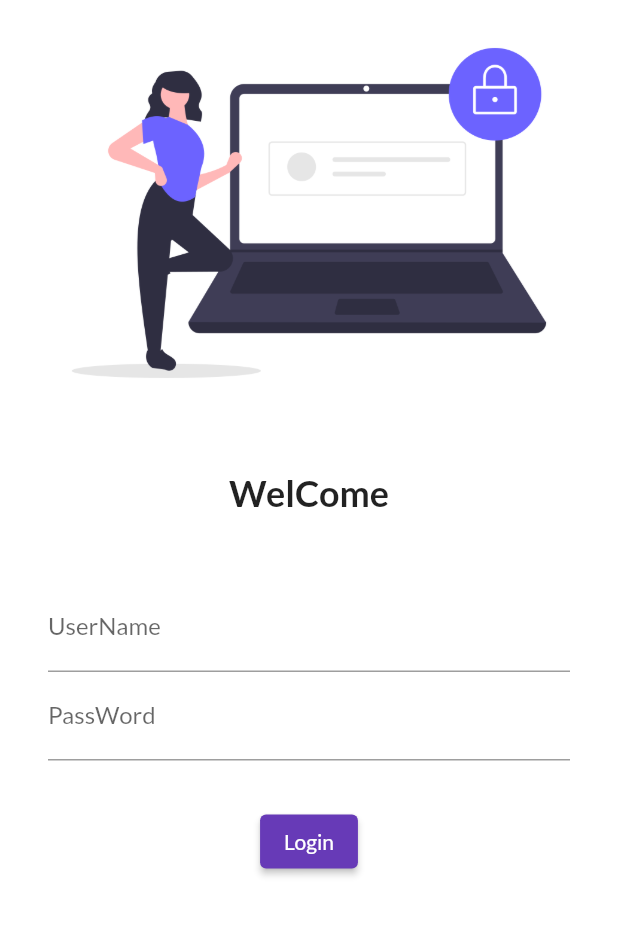
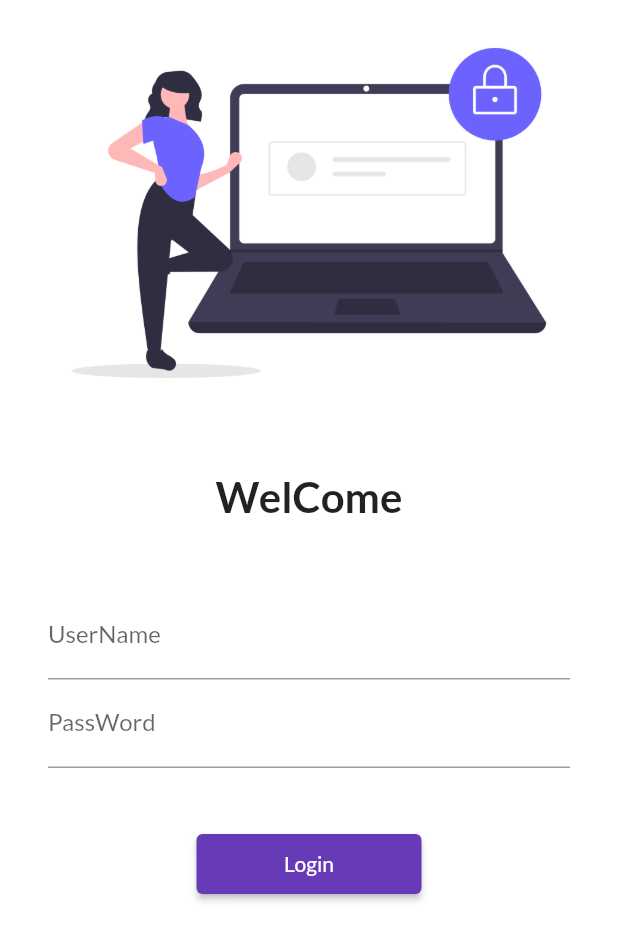
Before and after one commit to nilesh4597/Flutter-pRACTICE, a Flutter app: the LoginPage screen opened by its route, on a phone screen of 412 x 824 dp. Shown: the top 941 px of the screen. Run offline on Flutter 3.47's test engine with Material 2 defaults, Android fonts, the light colour scheme and no system bars; our stand-ins replace google_fonts.

Commit message:
added day 5 utalites

```diff
--- a/lib/Pages/loginPage.dart
+++ b/lib/Pages/loginPage.dart
@@ -1,47 +1,44 @@
 import 'package:flutter/material.dart';
-
+import 'package:my_practice_project/utils/routes.dart';
 class LoginPage extends StatelessWidget {
   @override
   Widget build(BuildContext context) {
     return Material(
         color: Colors.white,
+        child: SingleChildScrollView(
             child: Column(
           children: [
-        Image.asset("assets/images/login_image.png", fit: BoxFit.cover,),
-        SizedBox(height:30.0),
+            Image.asset("assets/images/login_image.png", fit: BoxFit.cover),
+            SizedBox(height: 30.0),
             Text("WelCome",
-        style:TextStyle(fontSize: 24,
-        fontWeight: FontWeight.bold)
-        ),
-         SizedBox(height:30.0),
-
+                style: TextStyle(fontSize: 28, fontWeight: FontWeight.bold)),
+            SizedBox(height: 30.0),
             Padding(
-        padding:EdgeInsets.symmetric(vertical: 16.0, horizontal: 32.0),
+                padding: EdgeInsets.symmetric(vertical: 16.0, horizontal: 32.0),
                 child: Column(
                   children: [
                     TextFormField(
-                            decoration: InputDecoration(hintText: "Enter User Name",labelText: ("UserName")),
+                      decoration: InputDecoration(
+                          hintText: "Enter User Name", labelText: ("UserName")),
                     ),
-
-
                     TextFormField(
                       obscureText: true,
-                            decoration: InputDecoration(hintText: "Enter Password",labelText: ("PassWord"),
+                      decoration: InputDecoration(
+                        hintText: "Enter Password",
+                        labelText: ("PassWord"),
                       ),
                     ),
-
-                             SizedBox(height:30.0),
+                    SizedBox(height: 40.0),
                     ElevatedButton(
                       child: Text("Login"),
-                             style:TextButton.styleFrom(),
-
-                              onPressed: (){
-
-                             },)
-                    ],
-                  )
+                      style: TextButton.styleFrom(minimumSize: Size(150, 40)),
+                      onPressed: () {
+                        Navigator.pushNamed(context, MyRoutes.homeRoute);
+                      },
                     )
                   ],
-    ));
+                ))
+          ],
+        )));
   }
 }
--- a/lib/main.dart
+++ b/lib/main.dart
@@ -3,7 +3,7 @@
 
 import 'package:my_practice_project/Pages/home.dart';
 import 'package:my_practice_project/Pages/loginPage.dart';
-
+import 'package:my_practice_project/utils/routes.dart';
 void main() {
   runApp(MyApp());
 }
@@ -24,8 +24,8 @@
       initialRoute: "/home",
       routes: {
         "/": (context) => LoginPage(),
-        "/home": (context) => HomePage(),
-        "/login": (context) => LoginPage(),
+       MyRoutes.homeRoute: (context) => HomePage(),
+        MyRoutes.loginRoute: (context) => LoginPage(),
       },
     );
   }
--- /dev/null
+++ b/lib/utils/routes.dart
@@ -0,0 +1,4 @@
+class MyRoutes {
+  static String loginRoute = "/login";
+  static String homeRoute = "/home";
+}
```
Lines whose indentation alone changed are shown as unchanged.
